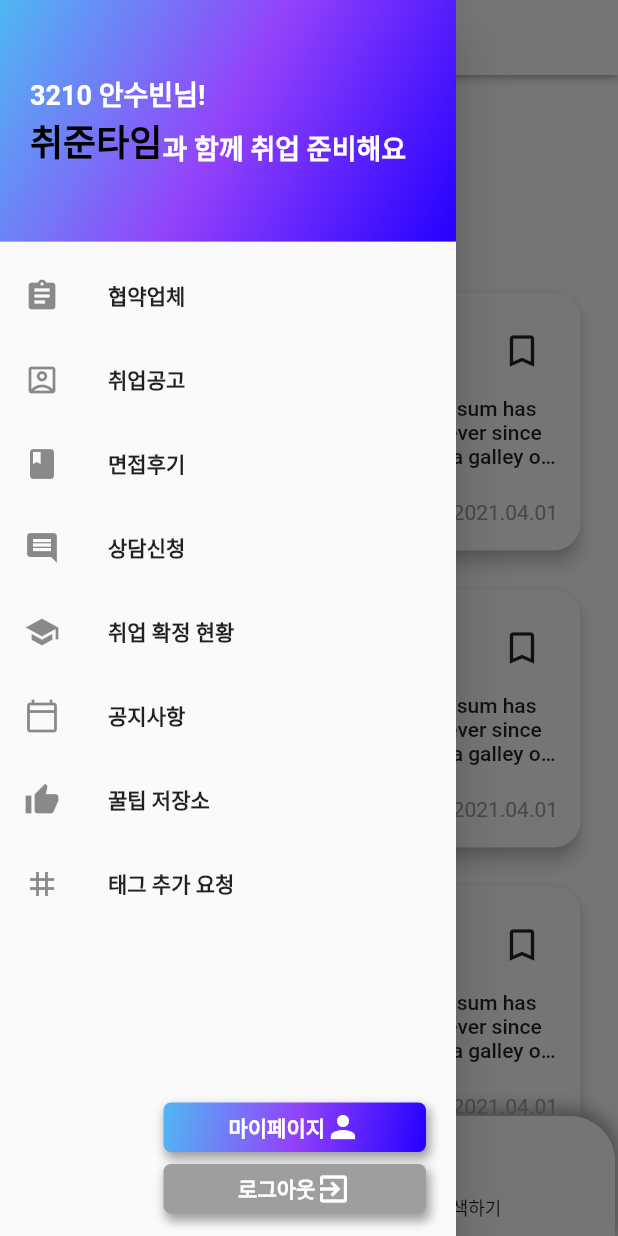
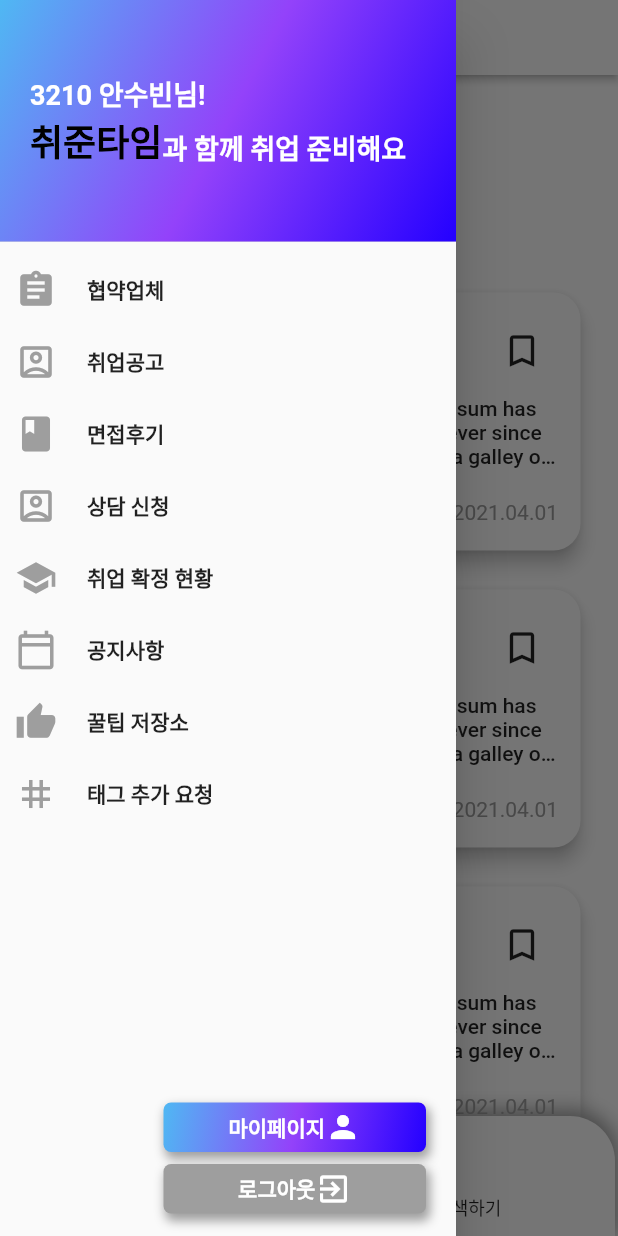
Before and after one commit to chwijunTime/ChwijunTimeAPP, a Flutter app: the CompanyNoticePage screen opened by its route, with the side drawer open, on a phone screen of 412 x 824 dp. Run offline on Flutter 3.47's test engine with Material 2 defaults, Android fonts, the phone set to English and light mode, and no system bars; drawn by our look-alikes of auto_size_text, sliding_up_panel; our stand-ins replace carousel_slider, dio, geocoding, google_maps_flutter, retrofit, shared_preferences and 1 more; missing offline and left inert: sweet_alert_dialogs; accounts and stored records are empty; generated files the repository leaves out were written again.

Commit message:
[UPDATE] customListTile

```diff
--- a/flutter_app/app_user/lib/widgets/drawer.dart
+++ b/flutter_app/app_user/lib/widgets/drawer.dart
@@ -1,5 +1,4 @@
 import 'package:app_user/model/user.dart';
-import 'package:app_user/screens/loading.dart';
 import 'package:app_user/widgets/button.dart';
 import 'package:app_user/widgets/dialog/tag_add_req_dialog.dart';
 import 'package:flutter/material.dart';
@@ -57,191 +56,94 @@
             ],
           ),
         ),
-        ListTile(
-          title: Text(
-            "협약업체",
-            style: TextStyle(fontWeight: FontWeight.w600),
-          ),
-          leading: Icon(Icons.assignment),
-          onTap: () {
-            print("협약 업체로 가자");
-            Navigator.pushAndRemoveUntil(
-                context,
-                MaterialPageRoute(
-                    builder: (context) =>
-                        LoadingPage(page: "/contracting_company")),
-                (route) => false);
-            //Navigator.pushNamedAndRemoveUntil(context, "/contracting_company", (route) => false);
-            // Navigator.pushNamed(context, "/contracting_company");
-          },
-        ),
-        ListTile(
-          title: Text(
-            "취업공고",
-            style: TextStyle(fontWeight: FontWeight.w600),
-          ),
-          leading: Icon(Icons.account_box_outlined),
-          onTap: () {
-            Navigator.pushAndRemoveUntil(
-                context,
-                MaterialPageRoute(
-                    builder: (context) => LoadingPage(page: "/company_notice")),
-                (route) => false);
-          },
-        ),
-        ListTile(
-          title: Text(
-            "면접후기",
-            style: TextStyle(fontWeight: FontWeight.w600),
-          ),
-          leading: Icon(Icons.book),
-          onTap: () {
-            print("면접후기로 가자");
-            Navigator.pushAndRemoveUntil(
-                context,
-                MaterialPageRoute(
-                    builder: (context) =>
-                        LoadingPage(page: "/interview_review")),
-                (route) => false);
-          },
-        ),
-        ListTile(
-          title: Text(
-            role == "user" ? "상담신청" : "상담 관리",
-            style: TextStyle(fontWeight: FontWeight.w600),
-          ),
-          leading: Icon(Icons.comment),
-          onTap: () {
-            print("상담신청으로 가자");
-            if (role == "user") {
-              Navigator.pushAndRemoveUntil(
-                  context,
-                  MaterialPageRoute(
-                      builder: (context) =>
-                          LoadingPage(page: "/counseling_apply")),
-                  (route) => false);
-            } else {
-              Navigator.pushAndRemoveUntil(
-                  context,
-                  MaterialPageRoute(
-                      builder: (context) =>
-                          LoadingPage(page: "/counseling_manage")),
-                  (route) => false);
-            }
-          },
-        ),
-        ListTile(
-          title: Text(
-            "취업 확정 현황",
-            style: TextStyle(fontWeight: FontWeight.w600),
-          ),
-          leading: Icon(Icons.school),
-          onTap: () {
-            print("취업 확정 현황으로 가자");
-            Navigator.pushAndRemoveUntil(
-                context,
-                MaterialPageRoute(
-                    builder: (context) =>
-                        LoadingPage(page: "/confirmation_status")),
-                (route) => false);
-          },
-        ),
-        ListTile(
-          title: Text(
-            "공지사항",
-            style: TextStyle(fontWeight: FontWeight.w600),
-          ),
-          leading: Icon(Icons.calendar_today_outlined),
-          onTap: () {
-            print("공지사항으로 가자");
-            Navigator.pushAndRemoveUntil(
-                context,
-                MaterialPageRoute(
-                    builder: (context) => LoadingPage(page: "/notification")),
-                (route) => false);
-          },
-        ),
-        ListTile(
-          title: Text(
-            "꿀팁 저장소",
-            style: TextStyle(fontWeight: FontWeight.w600),
-          ),
-          leading: Icon(Icons.thumb_up),
-          onTap: () {
-            print("꿀팁 저장소로 가자");
-            Navigator.pushAndRemoveUntil(
-                context,
-                MaterialPageRoute(
-                    builder: (context) => LoadingPage(page: "/tip_storage")),
-                (route) => false);
-          },
-        ),
-        ListTile(
-          title: Text(
-            "태그 추가 요청",
-            style: TextStyle(fontWeight: FontWeight.w600),
-          ),
-          leading: Icon(Icons.tag),
-          onTap: () {
-            print("태그 추가 요청 하자");
-            role == "user"
-                ? showDialog(
-                    context: context,
-                    builder: (BuildContext context) => TagAddReqDialog())
-                : Navigator.pushAndRemoveUntil(
-                    context,
-                    MaterialPageRoute(
-                        builder: (context) => LoadingPage(
-                              page: "/tag_list",
-                            )),
-                    (route) => false);
-          },
-        ),
+        customListTile(
+            title: "협약업체",
+            leading: Icon(
+              Icons.assignment,
+              color: Colors.grey,
+              size: 28,
+            ),
+            page: "/contracting_company",
+            context: context),
+        customListTile(
+            title: "취업공고",
+            leading:
+                Icon(Icons.account_box_outlined, color: Colors.grey, size: 28),
+            page: "/company_notice",
+            context: context),
+        customListTile(
+            title: "면접후기",
+            leading: Icon(Icons.book, color: Colors.grey, size: 28),
+            page: "/interview_review",
+            context: context),
+        role == "user"
+            ? customListTile(
+                title: "상담 신청",
+                leading: Icon(Icons.account_box_outlined,
+                    color: Colors.grey, size: 28),
+                page: "/counseling_apply",
+                context: context)
+            : customListTile(
+                title: "상담 관리",
+                leading: Icon(
+                  Icons.comment,
+                  color: Colors.grey,
+                  size: 28,
+                ),
+                page: "/counseling_manage",
+                context: context),
+        customListTile(
+            title: "취업 확정 현황",
+            leading: Icon(Icons.school, color: Colors.grey, size: 28),
+            page: "/confirmation_status",
+            context: context),
+        customListTile(
+            title: "공지사항",
+            leading: Icon(Icons.calendar_today_outlined,
+                color: Colors.grey, size: 28),
+            page: "/notification",
+            context: context),
+        customListTile(
+            title: "꿀팁 저장소",
+            leading: Icon(Icons.thumb_up, color: Colors.grey, size: 28),
+            page: "/tip_storage",
+            context: context),
+        role == "user"
+            ? customListTile(
+                title: "태그 추가 요청",
+                leading: Icon(Icons.tag, color: Colors.grey, size: 28),
+                page: "",
+                context: context)
+            : customListTile(
+                title: "태그 추가 요청",
+                leading: Icon(
+                  Icons.tag,
+                  color: Colors.grey,
+                  size: 28,
+                ),
+                page: "/tag_list",
+                context: context),
         role != "user"
-            ? ListTile(
-                title: Text(
-                  "포트폴리오 첨삭",
-                  style: TextStyle(fontWeight: FontWeight.w600),
+            ? customListTile(
+                title: "포트폴리오 첨삭",
+                leading: Icon(
+                  Icons.event_note_outlined,
+                  color: Colors.grey,
+                  size: 28,
                 ),
-                leading: Icon(Icons.event_note_outlined),
-                onTap: () {
-                  print("포트폴리오 첨삭 하자");
-                  role == "user"
-                      ? showDialog(
-                          context: context,
-                          builder: (BuildContext context) => TagAddReqDialog())
-                      : Navigator.pushAndRemoveUntil(
-                          context,
-                          MaterialPageRoute(
-                              builder: (context) => LoadingPage(
-                                    page: "/portfolio",
-                                  )),
-                          (route) => false);
-                },
-              )
+                page: "/portfolio",
+                context: context)
             : SizedBox(),
         role != "user"
-            ? ListTile(
-                title: Text(
-                  "자기소개서 첨삭",
-                  style: TextStyle(fontWeight: FontWeight.w600),
+            ? customListTile(
+                title: "자기소개서 첨삭",
+                leading: Icon(
+                  Icons.sticky_note_2_outlined,
+                  color: Colors.grey,
+                  size: 28,
                 ),
-                leading: Icon(Icons.sticky_note_2_outlined),
-                onTap: () {
-                  print("자기소개서 첨삭 하자");
-                  role == "user"
-                      ? showDialog(
-                          context: context,
-                          builder: (BuildContext context) => TagAddReqDialog())
-                      : Navigator.pushAndRemoveUntil(
-                          context,
-                          MaterialPageRoute(
-                              builder: (context) => LoadingPage(
-                                    page: "/introduction",
-                                  )),
-                          (route) => false);
-                },
-              )
+                page: "/introduction",
+                context: context)
             : SizedBox(),
         Expanded(
           child: Align(
@@ -254,8 +156,8 @@
                 children: [
                   makeGradientBtn(
                       msg: "마이페이지",
-                      onPressed: () => Navigator.pushNamedAndRemoveUntil(
-                          context, "/my_page", (route) => false),
+                      onPressed: () =>
+                          Navigator.pushReplacementNamed(context, "/my_page"),
                       mode: 1,
                       icon: Icon(
                         Icons.person,
@@ -266,8 +168,7 @@
                   ),
                   makeBtn(
                       msg: "로그아웃",
-                      onPressed: () => Navigator.pushNamedAndRemoveUntil(
-                          context, "/", (route) => false),
+                      onPressed: () {},
                       mode: 1,
                       icon: Icon(
                         Icons.exit_to_app,
@@ -282,3 +183,35 @@
     ),
   );
 }
+
+Widget customListTile(
+    {@required String title,
+    @required Icon leading,
+    @required String page,
+    @required BuildContext context}) {
+  return InkWell(
+    onTap: () {
+      page == ""
+          ? showDialog(
+              context: context,
+              builder: (BuildContext context) => TagAddReqDialog())
+          : Navigator.pushReplacementNamed(context, page);
+    },
+    child: Padding(
+      padding: const EdgeInsets.only(left: 10, top: 10, bottom: 10),
+      child: Row(
+        mainAxisSize: MainAxisSize.max,
+        children: [
+          leading,
+          SizedBox(
+            width: 20,
+          ),
+          Text(
+            title,
+            style: TextStyle(fontSize: 14, fontWeight: FontWeight.w600),
+          ),
+        ],
+      ),
+    ),
+  );
+}
```
